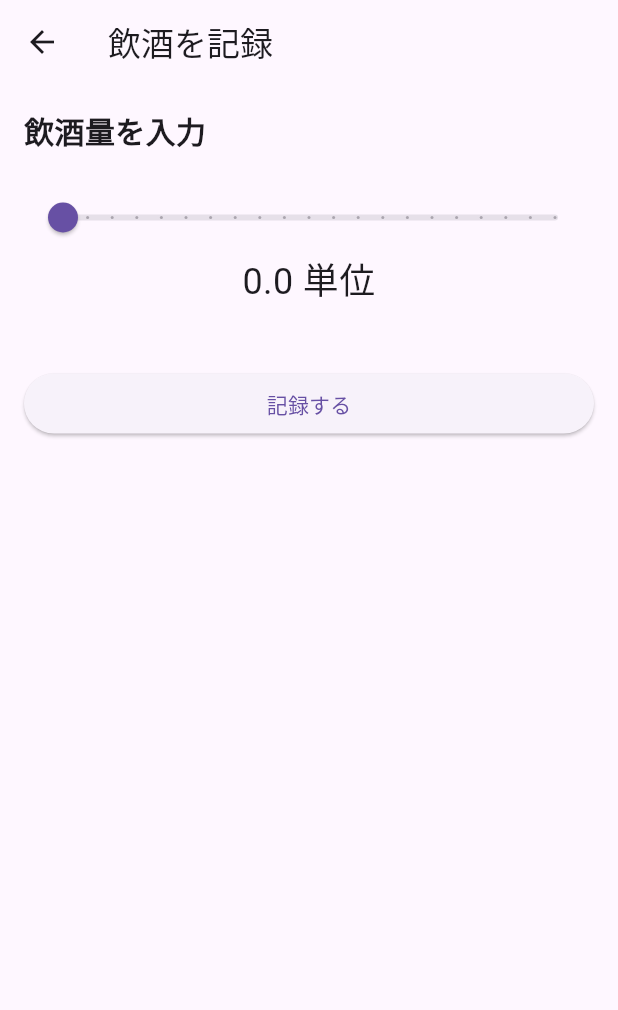
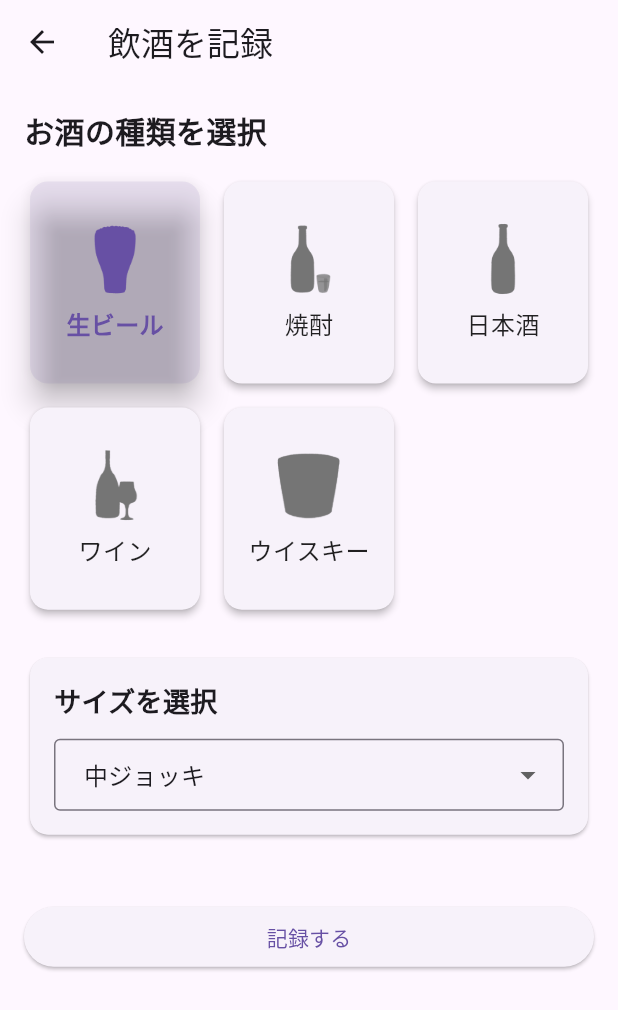
Before and after one commit to cbryotaro/alcohol_counter, a Flutter app: the InputScreen screen opened directly, on a phone screen of 412 x 824 dp. Shown: the top 1010 px of the screen. Run offline on Flutter 3.47's test engine with Material 3 defaults, Android fonts, the phone set to English and light mode, and no system bars.

Commit message:
ボタンで選びやすくする

```diff
--- a/lib/screens/input_screen.dart
+++ b/lib/screens/input_screen.dart
@@ -1,4 +1,5 @@
 import 'package:flutter/material.dart';
+import 'package:flutter/services.dart';
 
 class InputScreen extends StatefulWidget {
   const InputScreen({super.key});
@@ -8,7 +9,37 @@ class InputScreen extends StatefulWidget {
 }
 
 class _InputScreenState extends State<InputScreen> {
-  double _alcoholUnits = 0.0;
+  String _selectedAlcoholType = '生ビール';
+  String _selectedSize = '中ジョッキ';
+
+  // お酒の種類の定義
+  final List<Map<String, dynamic>> _alcoholTypes = [
+    {
+      'name': '生ビール',
+      'image': 'assets/images/beer.png',
+      'sizes': ['小ジョッキ', '中ジョッキ', '大ジョッキ'],
+    },
+    {
+      'name': '焼酎',
+      'image': 'assets/images/shochu.png',
+      'sizes': ['0.5合', '1合', '2合'],
+    },
+    {
+      'name': '日本酒',
+      'image': 'assets/images/sake.png',
+      'sizes': ['0.5合', '1合', '2合'],
+    },
+    {
+      'name': 'ワイン',
+      'image': 'assets/images/wine.png',
+      'sizes': ['グラス(120ml)', 'ボトル(750ml)'],
+    },
+    {
+      'name': 'ウイスキー',
+      'image': 'assets/images/whiskey.png',
+      'sizes': ['シングル(30ml)', 'ダブル(60ml)'],
+    },
+  ];
 
   @override
   Widget build(BuildContext context) {
@@ -20,32 +51,102 @@ class _InputScreenState extends State<InputScreen> {
           onPressed: () => Navigator.of(context).pop(),
         ),
       ),
-      body: Padding(
-        padding: const EdgeInsets.all(16.0),
-        child: Column(
+      body: SingleChildScrollView(
+        child: Padding(
+          padding: const EdgeInsets.all(16.0),
+          child: Column(
           crossAxisAlignment: CrossAxisAlignment.stretch,
           children: [
             const Text(
-              '飲酒量を入力',
+              'お酒の種類を選択',
               style: TextStyle(fontSize: 20, fontWeight: FontWeight.bold),
             ),
-            const SizedBox(height: 20),
-            Slider(
-              value: _alcoholUnits,
-              min: 0,
-              max: 10,
-              divisions: 20,
-              label: _alcoholUnits.toStringAsFixed(1),
-              onChanged: (value) {
-                setState(() {
-                  _alcoholUnits = value;
-                });
+            const SizedBox(height: 16),
+            GridView.builder(
+              shrinkWrap: true,
+              physics: const NeverScrollableScrollPhysics(),
+              gridDelegate: const SliverGridDelegateWithFixedCrossAxisCount(
+                crossAxisCount: 3,  // 3列に変更
+                childAspectRatio: 0.85,  // 縦長に調整
+                crossAxisSpacing: 8,  // 間隔を縮小
+                mainAxisSpacing: 8,  // 間隔を縮小
+              ),
+              itemCount: _alcoholTypes.length,
+              itemBuilder: (context, index) {
+                final type = _alcoholTypes[index];
+                final isSelected = _selectedAlcoholType == type['name'];
+
+                return Card(
+                  elevation: isSelected ? 8 : 2,
+                  color: isSelected ? Theme.of(context).primaryColor.withOpacity(0.1) : null,
+                  child: InkWell(
+                    onTap: () {
+                      setState(() {
+                        _selectedAlcoholType = type['name'];
+                        _selectedSize = type['sizes'][0];
+                      });
+                    },
+                    child: Column(
+                      mainAxisAlignment: MainAxisAlignment.center,
+                      children: [
+                        Image.asset(
+                          type['image'],
+                          width: 48,
+                          height: 48,
+                          color: isSelected ? Theme.of(context).primaryColor : Colors.grey[600],
+                        ),
+                        const SizedBox(height: 8),
+                        Text(
+                          type['name'],
+                          style: TextStyle(
+                            fontSize: 16,
+                            fontWeight: isSelected ? FontWeight.bold : FontWeight.normal,
+                            color: isSelected ? Theme.of(context).primaryColor : Colors.black87,
+                          ),
+                        ),
+                      ],
+                    ),
+                  ),
+                );
               },
             ),
-            Text(
-              '${_alcoholUnits.toStringAsFixed(1)} 単位',
-              textAlign: TextAlign.center,
-              style: const TextStyle(fontSize: 24),
+            const SizedBox(height: 24),
+            Card(
+              child: Padding(
+                padding: const EdgeInsets.all(16.0),
+                child: Column(
+                  crossAxisAlignment: CrossAxisAlignment.start,
+                  children: [
+                    const Text(
+                      'サイズを選択',
+                      style: TextStyle(fontSize: 18, fontWeight: FontWeight.bold),
+                    ),
+                    const SizedBox(height: 12),
+                    DropdownButtonFormField<String>(
+                      value: _selectedSize,
+                      decoration: const InputDecoration(
+                        border: OutlineInputBorder(),
+                        contentPadding: EdgeInsets.symmetric(horizontal: 16, vertical: 8),
+                      ),
+                      items: _alcoholTypes
+                          .firstWhere((type) => type['name'] == _selectedAlcoholType)['sizes']
+                          .map<DropdownMenuItem<String>>((String size) {
+                        return DropdownMenuItem<String>(
+                          value: size,
+                          child: Text(size),
+                        );
+                      }).toList(),
+                      onChanged: (String? newValue) {
+                        if (newValue != null) {
+                          setState(() {
+                            _selectedSize = newValue;
+                          });
+                        }
+                      },
+                    ),
+                  ],
+                ),
+              ),
             ),
             const SizedBox(height: 40),
             ElevatedButton(
@@ -56,6 +157,7 @@ class _InputScreenState extends State<InputScreen> {
               child: const Text('記録する'),
             ),
           ],
+          ),
         ),
       ),
     );
```
Also changed, not shown: pubspec.yaml (+3 -5 lines), assets/images/beer.png (added), assets/images/sake.png (added), assets/images/shochu.png (added), assets/images/whiskey.png (added), assets/images/wine.png (added).
